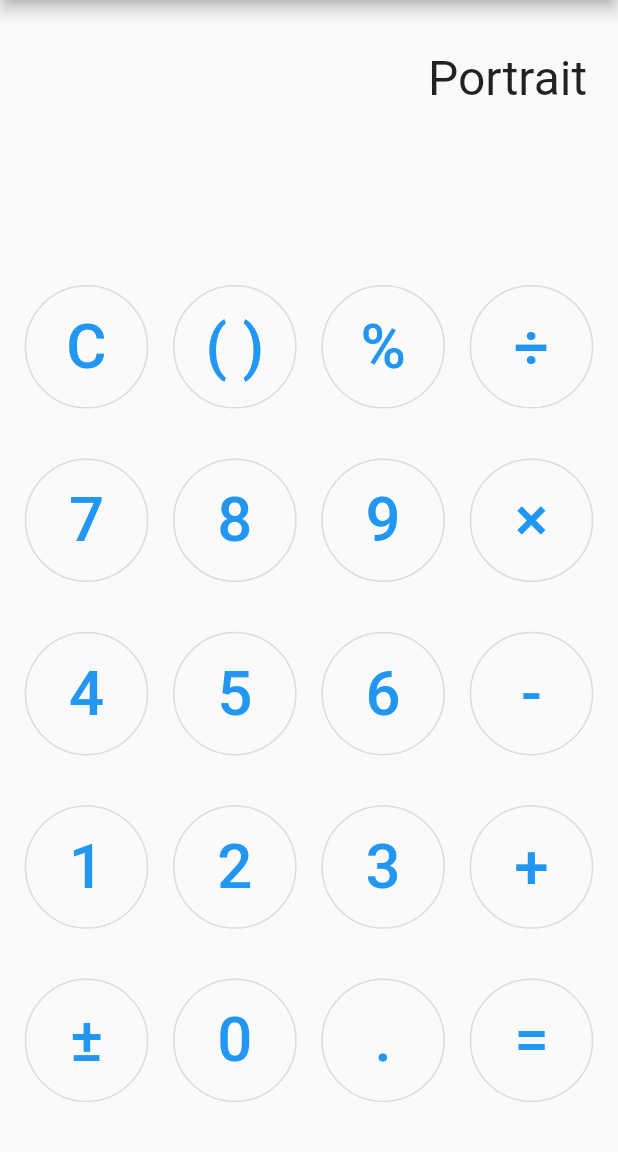
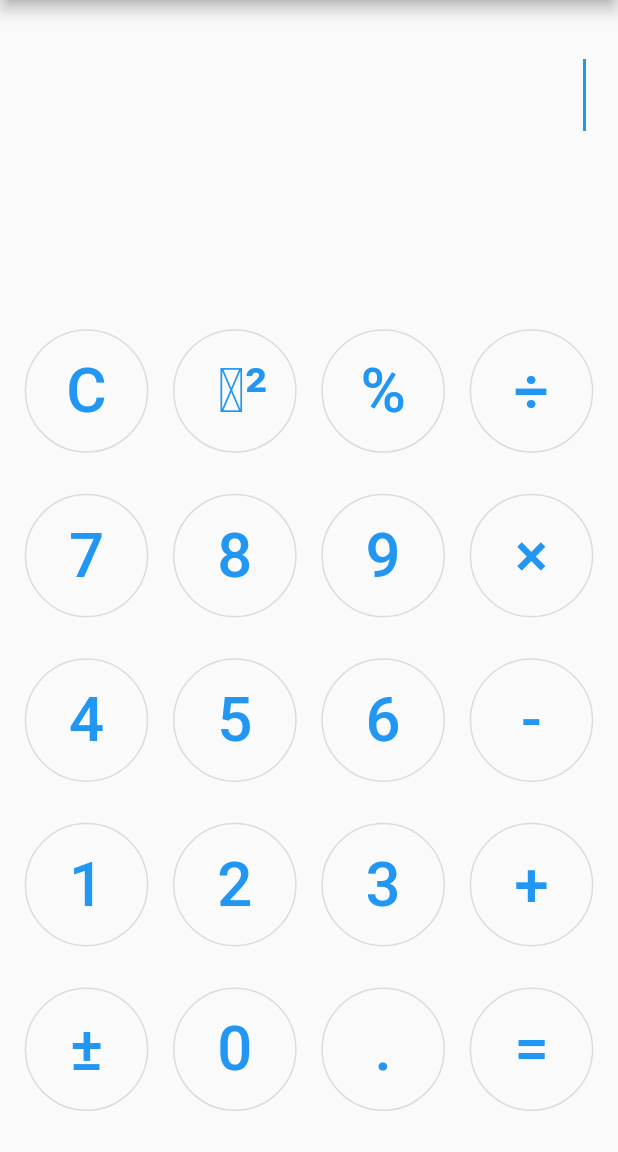
Before and after one commit to Pruzny/calculator-flutter, a Flutter app: the screen it shows after launch, on a phone screen of 412 x 824 dp, the part 84-1236 px from its top. Run offline on Flutter 3.47's test engine with Material 2 defaults, Android fonts, the phone set to English and light mode, and no system bars.

```diff
--- a/lib/pages/home.dart
+++ b/lib/pages/home.dart
@@ -10,9 +10,15 @@ class Home extends StatefulWidget {
 class _HomeState extends State<Home> {
   @override
   Widget build(BuildContext context) {
-    Orientation orientation = MediaQuery.of(context).orientation;
     double width = MediaQuery.of(context).size.width;
     double height = MediaQuery.of(context).size.height;
+
+    double? firstNumber;
+    double? secondNumber;
+    double? result;
+    String outputText = '';
+
+    TextEditingController textController = TextEditingController(text: outputText);
 
     return Scaffold(
       appBar: AppBar(
@@ -29,15 +35,24 @@ class _HomeState extends State<Home> {
           mainAxisAlignment: MainAxisAlignment.spaceEvenly,
           children: [
             Container(
-              height: height * 0.15,
+              height: height * 0.2,
               alignment: Alignment.topRight,
               padding: EdgeInsets.only(right: width*0.05),
-              child: Text(
-                orientation == Orientation.portrait ? 'Portrait' : 'Landscape',
-                style: const TextStyle(fontSize: 32),
+              child: TextFormField(
+                keyboardType: TextInputType.none,
+                autofocus: true,
+                textAlign: TextAlign.end,
+                maxLines: 1,
+                controller: textController,
+                decoration: const InputDecoration(
+                  border: InputBorder.none
+                ),
+                style: TextStyle(
+                  fontSize: width/10,
+                ),
               ),
             ),
-            createRow(items: ['C', '( )', '%', '÷'], width: width),
+            createRow(items: ['C', ' 𝑥²', '%', '÷'], width: width),
             createRow(items: ['7', '8', '9', '×'], width: width),
             createRow(items: ['4', '5', '6', '-'], width: width),
             createRow(items: ['1', '2', '3', '+'], width: width),
```
